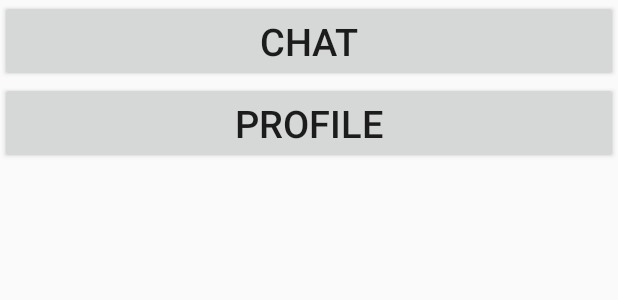
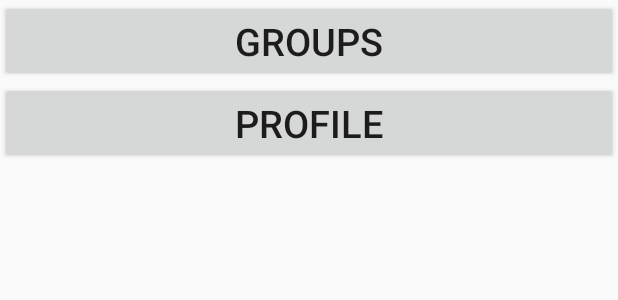
Before and after one commit to dfons007/CS100Finished, an Android app: the layout activity_user.xml on its own in the app's theme, with its tools: preview values and no code run, on a phone screen of 412 x 824 dp. Shown: the top 300 px of the screen. Run offline under Robolectric (Android 15) with nearby library versions, the phone set to English and light mode, and no system bars; network calls fail.

Commit message:
Updated Slight Changes

```diff
--- a/app/src/main/java/com/CS100MessagingApp/AppGlide.java
+++ b/app/src/main/java/com/CS100MessagingApp/AppGlide.java
@@ -21,9 +21,9 @@ public class AppGlide extends AppGlideModule {
         //Apply Components here
         builder.setDefaultRequestOptions(
                 new RequestOptions()
-                .diskCacheStrategy(DiskCacheStrategy.NONE)
-                .skipMemoryCache(true)
-                .placeholder(R.drawable.profile_pic_circle)
+                        .diskCacheStrategy(DiskCacheStrategy.NONE)
+                        .skipMemoryCache(true)
+                        .placeholder(R.drawable.profile_pic_circle)
             );
     }
 
--- a/app/src/main/java/com/CS100MessagingApp/Chat.java
+++ b/app/src/main/java/com/CS100MessagingApp/Chat.java
@@ -42,8 +42,8 @@ public class Chat extends AppCompatActivity {
         messageArea = (EditText)findViewById(R.id.messageArea);
         scrollView = (ScrollView)findViewById(R.id.scrollView);
 
-        reference1 = FirebaseDatabase.getInstance().getReferenceFromUrl("https://messaging-app-cs100.firebaseio.com/messages" + UserDetails.username + "_" + UserDetails.chatWith);
-        reference2 = FirebaseDatabase.getInstance().getReferenceFromUrl("https://messaging-app-cs100.firebaseio.com/messages" + UserDetails.chatWith + "_" + UserDetails.username);
+        reference1 = FirebaseDatabase.getInstance().getReferenceFromUrl("https://messaging-app-cs100.firebaseio.com/messages/" + UserDetails.username + "_" + UserDetails.chatWith);
+        reference2 = FirebaseDatabase.getInstance().getReferenceFromUrl("https://messaging-app-cs100.firebaseio.com/messages/" + UserDetails.chatWith + "_" + UserDetails.username);
 
         sendButton.setOnClickListener(new View.OnClickListener() {
             @Override
--- a/app/src/main/res/layout/activity_user.xml
+++ b/app/src/main/res/layout/activity_user.xml
@@ -28,7 +28,7 @@
         android:id="@+id/ChatTab"
         android:layout_width="match_parent"
         android:layout_height="wrap_content"
-        android:text="Chat"
+        android:text="Groups"
         android:gravity="center"
         android:textSize="25dp"/>
     <Button
```
